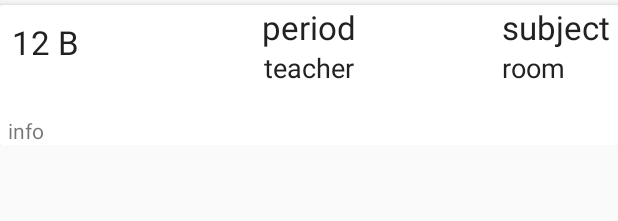
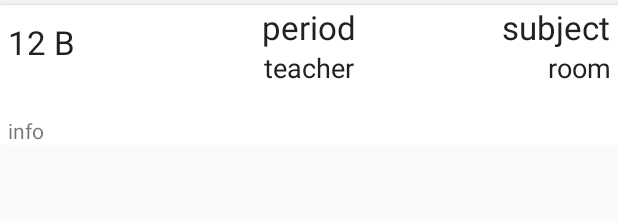
Before and after one commit to Crosswind/Vertretungsplan, an Android app: the layout layout_item.xml on its own in the app's theme, with its tools: preview values and no code run, on a phone screen of 412 x 824 dp. Shown: the top 221 px of the screen. Run offline under Robolectric (Android 15) with nearby library versions, the phone set to English and light mode, and no system bars.

Commit message:
regular push to master

```diff
--- a/app/src/main/java/de/gymnasium_beetzendorf/vertretungsplan/DatabaseHandler.java
+++ b/app/src/main/java/de/gymnasium_beetzendorf/vertretungsplan/DatabaseHandler.java
@@ -194,7 +194,7 @@ public class DatabaseHandler extends SQLiteOpenHelper implements Constants {
             do {
                 substitutionDay = new SubstitutionDay();
                 substitutionDay.setDate(cursor.getLong(1));
-                substitutionDay.setUpdated(cursor.getLong(3));
+                substitutionDay.setUpdated(cursor.getLong(2));
                 substitutionDay.setSubstitutionList(getSubstitutionListByDayId(cursor.getInt(0), classYear, classLetter));
                 substitutionDay.setSchool(school);
                 result.add(substitutionDay);
@@ -208,7 +208,8 @@ public class DatabaseHandler extends SQLiteOpenHelper implements Constants {
     private List<Substitution> getSubstitutionListByDayId(int dayId, int classYear, String classLetter, String... classTypes) {
         query = "SELECT * FROM " + TABLE_SUBSTITUTION + " WHERE " + S_ID_DAY + " = " + dayId + " ";
         if (classYear != 0 && !classLetter.equalsIgnoreCase("")) {
-            query += "AND " + S_CLASS_YEAR + " = " + classYear + " AND " + S_CLASS_LETTER + " = '" + classLetter + "'";
+            query += "AND (" + S_CLASS_YEAR + " = " + classYear + " OR " + S_CLASS_YEAR + " = 0)" +
+                    " AND (" + S_CLASS_LETTER + " = '" + classLetter + "' OR " + S_CLASS_LETTER + " = 'X')";
         }
         if (classTypes.length > 0) {
             query += " AND " + L_CLASS_TYPE + " IN(";
--- a/app/src/main/java/de/gymnasium_beetzendorf/vertretungsplan/XmlParser.java
+++ b/app/src/main/java/de/gymnasium_beetzendorf/vertretungsplan/XmlParser.java
@@ -191,6 +191,10 @@ class XmlParser implements Constants {
                             case "klasse":
                                 String course = "";
 
+                                if (text.contains("AG")) {
+                                    currentSubstitution.setClassCourse(text);
+                                    currentSubstitution.setClassYearLetter("00 X");
+                                } else {
                                     if (text.length() == 9 || text.length() > 10) {
                                         String[] rangeClasses = {text.substring(0, 4), text.substring(5, 9)};
                                         currentSubstitution.setClassYearLetter(rangeClasses[0]);
@@ -208,6 +212,7 @@ class XmlParser implements Constants {
                                         currentSubstitution.setClassYearLetter(text);
                                     }
                                     currentSubstitution.setClassCourse(course);
+                                }
                                 break;
                             case "stunde":
                                 int periods = Integer.parseInt(text.replaceAll("-", ""));
--- a/app/src/main/java/de/gymnasium_beetzendorf/vertretungsplan/activity/MainActivity.java
+++ b/app/src/main/java/de/gymnasium_beetzendorf/vertretungsplan/activity/MainActivity.java
@@ -203,11 +203,9 @@ public class MainActivity extends BaseActivity
         for (int n = 0; n < databaseResults.size(); n++) {
             if (databaseResults.get(n).getSubstitutionList().size() > 0) {
                 calendar.setTimeInMillis(databaseResults.get(n).getDate());
-                Log.i(TAG, "date ms: " + databaseResults.get(n).getDate());
                 String tempDate = dateFormatter.format(calendar.getTime());
                 String tempWeekday = weekdayFormatter.format(calendar.getTime());
                 tabTitles.add(tempWeekday + " " + tempDate.substring(0, 6));
-                Log.i(TAG, tempWeekday + " " + tempDate.substring(0, 6));
             }
         }
 
--- a/app/src/main/res/layout/layout_item.xml
+++ b/app/src/main/res/layout/layout_item.xml
@@ -4,7 +4,7 @@
     android:layout_width="wrap_content"
     android:layout_height="wrap_content">
 
-    <android.support.v7.widget.CardView xmlns:card_view="http://schemas.android.com/apk/res-auto"
+    <android.support.v7.widget.CardView
         android:id="@+id/itemCardView"
         android:layout_width="fill_parent"
         android:layout_height="wrap_content"
@@ -13,7 +13,7 @@
         android:paddingBottom="3dp"
         android:paddingTop="3dp"
         app:cardElevation="4dp"
-        card_view:cardCornerRadius="1dp">
+        app:cardCornerRadius="1dp">
 
         <RelativeLayout
             android:id="@+id/relativeLayoutItem"
@@ -25,11 +25,10 @@
 
             <TextView
                 android:id="@+id/courseTextView"
-                android:layout_width="50dp"
+                android:layout_width="wrap_content"
                 android:layout_height="50dp"
                 android:layout_alignParentLeft="true"
                 android:layout_alignParentStart="true"
-                android:background="@drawable/circle"
                 android:gravity="center"
                 android:text="12 B"
                 android:textAppearance="?android:attr/textAppearanceLarge" />
@@ -60,7 +59,8 @@
                 android:layout_alignParentEnd="true"
                 android:layout_alignParentRight="true"
                 android:layout_alignParentTop="true"
-                android:minWidth="40dp"
+                android:gravity="right"
+                android:minWidth="60dp"
                 android:text="subject"
                 android:textAppearance="?android:attr/textAppearanceLarge" />
 
@@ -71,9 +71,12 @@
                 android:layout_alignLeft="@+id/subjectTextView"
                 android:layout_alignStart="@+id/subjectTextView"
                 android:layout_below="@+id/subjectTextView"
-                android:minWidth="70dp"
+                android:gravity="right"
+                android:minWidth="100dp"
                 android:text="room"
-                android:textAppearance="?android:attr/textAppearanceMedium" />
+                android:maxLines="1"
+                android:textAppearance="?android:attr/textAppearanceMedium"
+                android:fitsSystemWindows="false" />
 
             <TextView
                 android:id="@+id/infoTextView"
```
Also changed, not shown: app/build.gradle (+5 -7 lines), app/src/main/java/de/gymnasium_beetzendorf/vertretungsplan/RefreshService.java (+31 -51 lines), app/src/main/java/de/gymnasium_beetzendorf/vertretungsplan/adapter/RecyclerViewAdapter.java (+17 -2 lines), 1 other file. Lines whose indentation alone changed are shown as unchanged.
